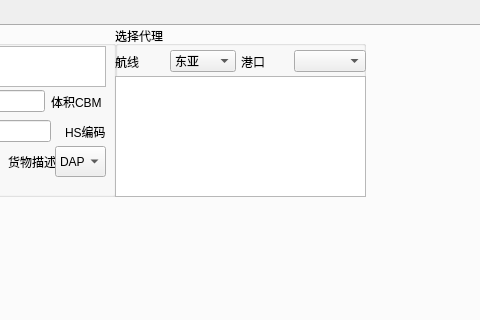
The window that untitled.ui (jerryliang122-vast/working-CIF-service) describes before a commit, drawn with Qt 5; both pictures show x 237 to 717 and y 0 to 320 of the 900 by 504 pixel window.
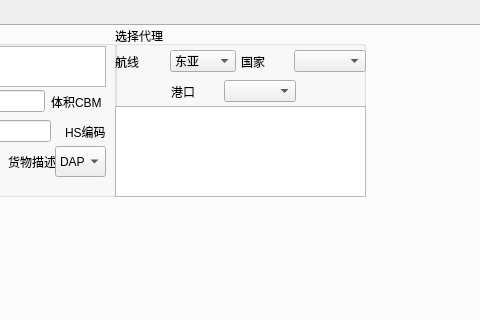
The same window after the commit.

```diff
--- a/untitled.ui
+++ b/untitled.ui
@@ -363,17 +363,17 @@
       <property name="geometry">
        <rect>
         <x>0</x>
-        <y>50</y>
+        <y>80</y>
         <width>251</width>
-        <height>121</height>
+        <height>91</height>
        </rect>
       </property>
      </widget>
      <widget class="QWidget" name="horizontalLayoutWidget_7">
       <property name="geometry">
        <rect>
-        <x>120</x>
-        <y>20</y>
+        <x>50</x>
+        <y>50</y>
         <width>131</width>
         <height>31</height>
        </rect>
@@ -473,6 +473,44 @@
        </item>
       </layout>
      </widget>
+     <widget class="QWidget" name="horizontalLayoutWidget_9">
+      <property name="geometry">
+       <rect>
+        <x>120</x>
+        <y>20</y>
+        <width>131</width>
+        <height>31</height>
+       </rect>
+      </property>
+      <layout class="QHBoxLayout" name="horizontalLayout_9">
+       <property name="leftMargin">
+        <number>6</number>
+       </property>
+       <item>
+        <widget class="QLabel" name="label_10">
+         <property name="text">
+          <string>国家</string>
+         </property>
+        </widget>
+       </item>
+       <item>
+        <spacer name="horizontalSpacer_9">
+         <property name="orientation">
+          <enum>Qt::Horizontal</enum>
+         </property>
+         <property name="sizeHint" stdset="0">
+          <size>
+           <width>40</width>
+           <height>20</height>
+          </size>
+         </property>
+        </spacer>
+       </item>
+       <item>
+        <widget class="QComboBox" name="comboBox_4"/>
+       </item>
+      </layout>
+     </widget>
     </widget>
    </widget>
    <widget class="QWidget" name="tab_2">
```
